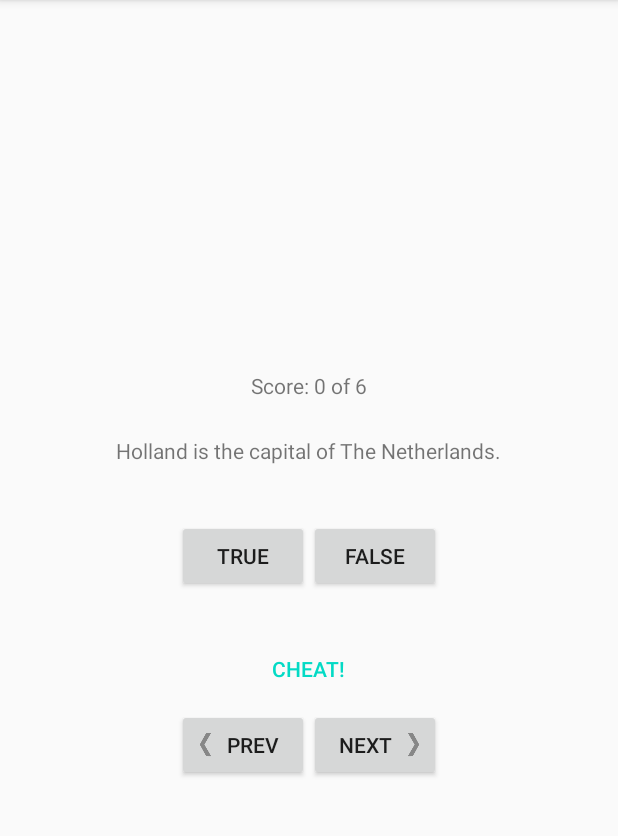
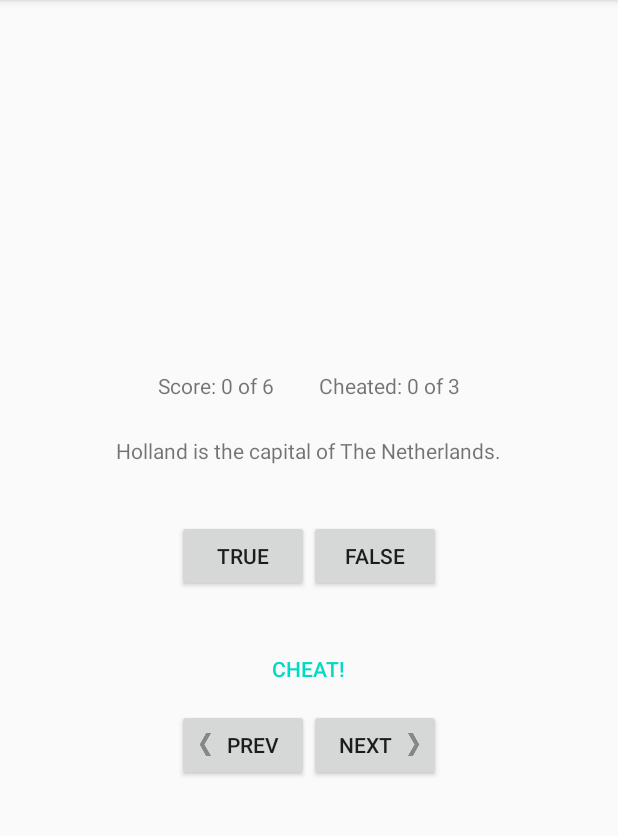
Before and after one commit to rleee/GeoQuiz, an Android app: the screen it shows after launch (MainActivity), on a phone screen of 412 x 824 dp, the part 84-920 px from its top. Run offline under Robolectric (Android 15) with nearby library versions, the phone set to English and light mode, and no system bars.

Commit message:
keep track of cheat count max 3x

```diff
--- a/app/src/main/java/com/drdlee/geoquiz/MainActivity.kt
+++ b/app/src/main/java/com/drdlee/geoquiz/MainActivity.kt
@@ -17,6 +17,7 @@ private const val TAG = "MainActivity"
 private const val KEY_INDEX = "index"
 private const val KEY_SCORE = "score"
 private const val KEY_ANSWERED = "answered_count"
+private const val KEY_CHEATED = "cheated_count"
 private const val REQUEST_CODE_CHEAT = 0
 
 class MainActivity : AppCompatActivity() {
@@ -28,6 +29,7 @@ class MainActivity : AppCompatActivity() {
     private lateinit var prevButton: Button
     private lateinit var cheatButton: Button
     private lateinit var scoreTextView: TextView
+    private lateinit var cheatedTexView: TextView
 
     private val quizViewModel: QuizViewModel by lazy {
         ViewModelProvider(this).get(QuizViewModel::class.java)
@@ -42,10 +44,12 @@ class MainActivity : AppCompatActivity() {
         val currentIndex = savedInstanceState?.getInt(KEY_INDEX, 0) ?: 0
         val score = savedInstanceState?.getInt(KEY_SCORE, 0) ?: 0
         val answeredCount = savedInstanceState?.getInt(KEY_ANSWERED, 0) ?: 0
+        val cheatedCount = savedInstanceState?.getInt(KEY_CHEATED, 0) ?: 0
         quizViewModel.apply {
             this.currentIndex = currentIndex
             this.score = score
             this.answeredCount = answeredCount
+            this.cheatCount = cheatedCount
         }
 
         questionTextView = findViewById(R.id.question_text_view)
@@ -55,6 +59,7 @@ class MainActivity : AppCompatActivity() {
         prevButton = findViewById(R.id.prev_button)
         cheatButton = findViewById(R.id.cheat_button)
         scoreTextView = findViewById(R.id.score_text_view)
+        cheatedTexView = findViewById(R.id.cheat_text_view)
 
         trueButton.setOnClickListener {
             checkAnswer(true)
@@ -86,6 +91,11 @@ class MainActivity : AppCompatActivity() {
         }
 
         cheatButton.setOnClickListener {
+            if (quizViewModel.cheatCount >= 3) {
+                Toast.makeText(this, R.string.cheat_max_toast, Toast.LENGTH_SHORT).show()
+                return@setOnClickListener
+            }
+
             val theAnswer = quizViewModel.currentQuestionAnswer
             val intent = CheatActivity.newIntent(this@MainActivity, theAnswer)
 
@@ -99,8 +109,7 @@ class MainActivity : AppCompatActivity() {
         }
 
         updateQuestion()
-        val scoreString = getString(R.string.score_text, quizViewModel.score, quizViewModel.questionCount)
-        scoreTextView.text = scoreString
+        updateScore()
     }
 
     override fun onActivityResult(requestCode: Int, resultCode: Int, data: Intent?) {
@@ -111,6 +120,12 @@ class MainActivity : AppCompatActivity() {
 
         if (requestCode == REQUEST_CODE_CHEAT) {
             quizViewModel.isCheater = data?.getBooleanExtra(EXTRA_ANSWER_SHOWN, false) ?: false
+        }
+
+        if (quizViewModel.isCheater) {
+            quizViewModel.addCheatCount()
+            updateScore()
+            disableAnswerButton()
         }
     }
 
@@ -136,6 +151,7 @@ class MainActivity : AppCompatActivity() {
         outState.putInt(KEY_INDEX, quizViewModel.currentIndex)
         outState.putInt(KEY_SCORE, quizViewModel.score)
         outState.putInt(KEY_ANSWERED, quizViewModel.answeredCount)
+        outState.putInt(KEY_CHEATED, quizViewModel.cheatCount)
     }
 
     override fun onStop() {
@@ -155,6 +171,13 @@ class MainActivity : AppCompatActivity() {
         disableAnswerButton()
     }
 
+    private fun updateScore() {
+        val scoreString = getString(R.string.score_text, quizViewModel.score, quizViewModel.questionCount)
+        val cheatedString = getString(R.string.cheat_text, quizViewModel.cheatCount)
+        scoreTextView.text = scoreString
+        cheatedTexView.text = cheatedString
+    }
+
     private fun checkAnswer(userAnswer: Boolean) {
         val correctAnswer = quizViewModel.currentQuestionAnswer
 
@@ -171,9 +194,7 @@ class MainActivity : AppCompatActivity() {
             quizViewModel.addScore()
         }
 
-        val scoreString = getString(R.string.score_text, quizViewModel.score, quizViewModel.questionCount)
-        scoreTextView.text = scoreString
-
+        updateScore()
         quizViewModel.isCheater = false
     }
 
@@ -185,6 +206,10 @@ class MainActivity : AppCompatActivity() {
         } else {
             trueButton.isEnabled = true
             falseButton.isEnabled = true
+            if (quizViewModel.cheatCount >= 3) {
+                cheatButton.isEnabled = false
+                return
+            }
             cheatButton.isEnabled = true
         }
     }
--- a/app/src/main/java/com/drdlee/geoquiz/QuizViewModel.kt
+++ b/app/src/main/java/com/drdlee/geoquiz/QuizViewModel.kt
@@ -9,6 +9,7 @@ class QuizViewModel: ViewModel() {
     var currentIndex = 0
     var score = 0
     var answeredCount = 0
+    var cheatCount = 0
     var isCheater = false
 
     private val questionBank = listOf(
@@ -36,6 +37,10 @@ class QuizViewModel: ViewModel() {
         score += 1
     }
 
+    fun addCheatCount() {
+        cheatCount += 1
+    }
+
     fun moveToNext() {
         currentIndex = (currentIndex + 1) % questionBank.size
     }
--- a/app/src/main/res/layout-land/activity_main.xml
+++ b/app/src/main/res/layout-land/activity_main.xml
@@ -10,14 +10,28 @@
         android:orientation="vertical"
         android:layout_gravity="center_horizontal">
 
-        <TextView
-            android:id="@+id/score_text_view"
+        <LinearLayout
             android:layout_width="wrap_content"
             android:layout_height="wrap_content"
-            android:text="@string/score_text"
-            android:layout_gravity="center_horizontal"
-            android:padding="10dp"
-            android:layout_marginTop="10dp"/>
+            android:layout_marginTop="20dp">
+
+            <TextView
+                android:id="@+id/score_text_view"
+                android:layout_width="wrap_content"
+                android:layout_height="wrap_content"
+                android:text="@string/score_text"/>
+
+            <View
+                android:layout_width="30dp"
+                android:layout_height="0dp"/>
+
+            <TextView
+                android:id="@+id/cheat_text_view"
+                android:layout_width="wrap_content"
+                android:layout_height="wrap_content"
+                android:text="@string/cheat_text"/>
+
+        </LinearLayout>
 
         <TextView
             android:id="@+id/question_text_view"
--- a/app/src/main/res/layout/activity_main.xml
+++ b/app/src/main/res/layout/activity_main.xml
@@ -5,11 +5,28 @@
     android:gravity="center"
     android:orientation="vertical">
 
-    <TextView
-        android:id="@+id/score_text_view"
+    <LinearLayout
         android:layout_width="wrap_content"
-        android:layout_height="wrap_content"
-        android:text="@string/score_text"/>
+        android:layout_height="wrap_content">
+
+        <TextView
+            android:id="@+id/score_text_view"
+            android:layout_width="wrap_content"
+            android:layout_height="wrap_content"
+            android:text="@string/score_text"/>
+
+        <View
+            android:layout_width="30dp"
+            android:layout_height="0dp"/>
+
+        <TextView
+            android:id="@+id/cheat_text_view"
+            android:layout_width="wrap_content"
+            android:layout_height="wrap_content"
+            android:text="@string/cheat_text"/>
+
+    </LinearLayout>
+
 
 
     <TextView
--- a/app/src/main/res/values/strings.xml
+++ b/app/src/main/res/values/strings.xml
@@ -2,6 +2,7 @@
     <string name="app_name">GeoQuiz</string>
 
     <string name="score_text">Score: %1$d of %2$d</string>
+    <string name="cheat_text">Cheated: %1$d of 3</string>
 
     <string name="question_holland">Holland is the capital of The Netherlands.</string>
     <string name="question_oceans">The pacific Ocean is larger than the Atlantic Ocean.</string>
@@ -18,6 +19,7 @@
     <string name="correct_toast">Correct!</string>
     <string name="incorrect_toast">Incorrect :(</string>
     <string name="judgement_toast">Cheating is wrong.</string>
+    <string name="cheat_max_toast">You have cheated 3 times.</string>
 
     <string name="cheat_button">Cheat!</string>
     <string name="warning_text">Are you sure want to do this?</string>
```
